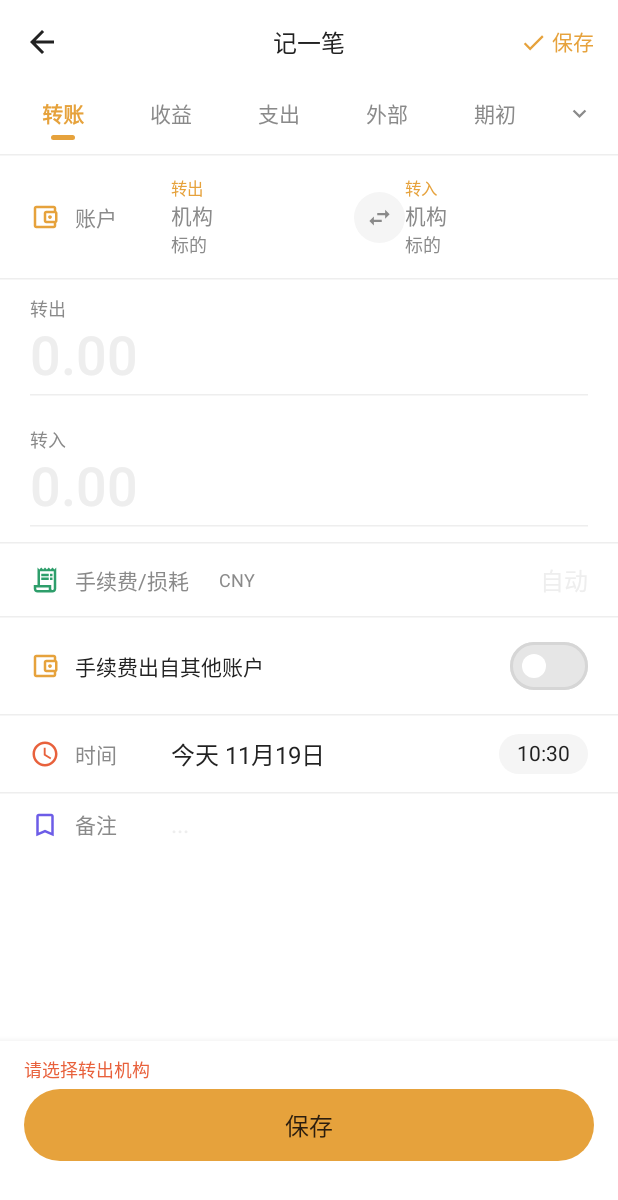
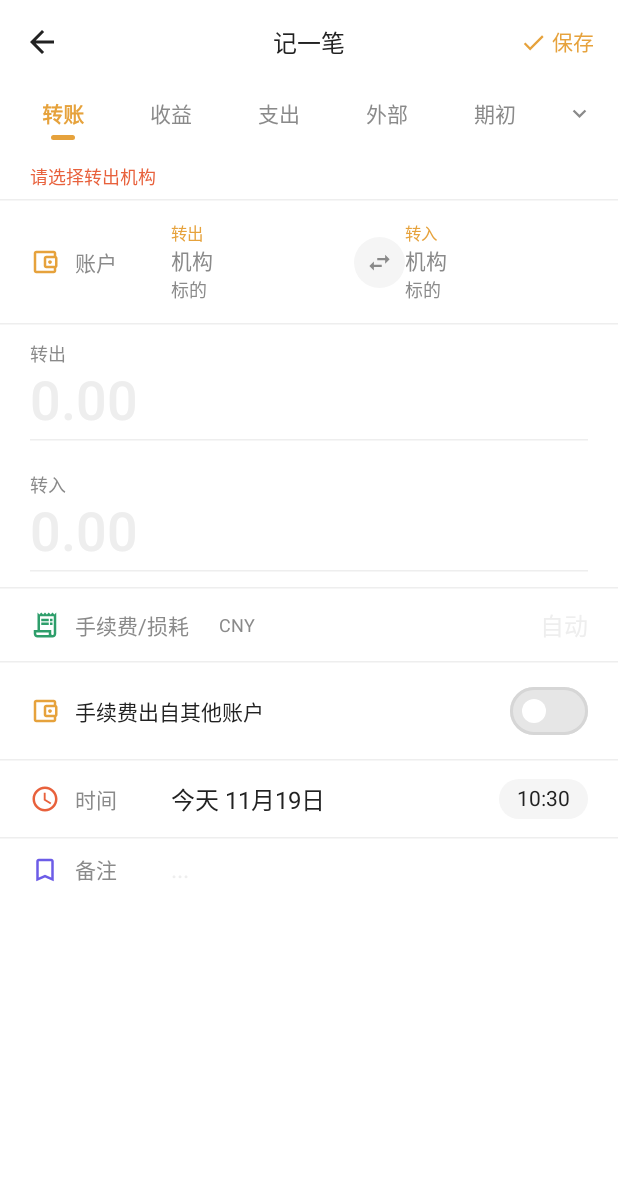
Before and after one commit to jimbozhang/folio-prism, an Android app built with Jetpack Compose: the composable EventEditorDialog called with empty values, after a tap on "保存", on a phone screen of 412 x 824 dp. Shown: the top 1200 px of the screen. Run offline under Robolectric (Android 15) with nearby library versions, the phone set to English and light mode, and no system bars; 1 statement that could not run was skipped.

Commit message:
Refactor EventEditorDialog: remove EditorSaveBar

```diff
--- a/app/src/main/java/com/jimbozhang/folioprism/ui/transactions/EventEditorDialog.kt
+++ b/app/src/main/java/com/jimbozhang/folioprism/ui/transactions/EventEditorDialog.kt
@@ -17,15 +17,12 @@ import androidx.compose.foundation.layout.size
 import androidx.compose.foundation.layout.width
 import androidx.compose.foundation.layout.windowInsetsPadding
 import androidx.compose.foundation.rememberScrollState
-import androidx.compose.foundation.shape.RoundedCornerShape
 import androidx.compose.foundation.verticalScroll
 import androidx.compose.material.icons.Icons
 import androidx.compose.material.icons.automirrored.filled.ArrowBack
 import androidx.compose.material.icons.outlined.Check
 import androidx.compose.material.icons.outlined.Delete
 import androidx.compose.material3.AlertDialog
-import androidx.compose.material3.Button
-import androidx.compose.material3.ButtonDefaults
 import androidx.compose.material3.HorizontalDivider
 import androidx.compose.material3.Icon
 import androidx.compose.material3.IconButton
@@ -343,11 +340,16 @@ fun EventEditorDialog(
                                     error = null
                                 },
                             )
+                            if (!error.isNullOrBlank()) {
+                                Text(
+                                    text = error ?: "",
+                                    style = MaterialTheme.typography.bodySmall,
+                                    color = FolioCoral,
+                                    modifier = Modifier.padding(horizontal = 20.dp, vertical = 6.dp),
+                                )
+                            }
                             HorizontalDivider(color = FolioDivider)
                         }
-                    },
-                    bottomBar = {
-                        EditorSaveBar(error = error, onSave = save)
                     },
                 ) { innerPadding ->
                     Column(
@@ -503,39 +505,6 @@ private fun EditorTopBar(
             style = MaterialTheme.typography.titleMedium,
             color = FolioInk,
         )
-    }
-}
-
-@Composable
-private fun EditorSaveBar(error: String?, onSave: () -> Unit) {
-    Surface(color = Color.White, shadowElevation = 8.dp) {
-        Column(
-            modifier = Modifier
-                .fillMaxWidth()
-                .padding(start = 16.dp, end = 16.dp, top = 10.dp, bottom = 50.dp),
-        ) {
-            if (!error.isNullOrBlank()) {
-                Text(
-                    text = error,
-                    style = MaterialTheme.typography.bodySmall,
-                    color = FolioCoral,
-                )
-                Spacer(modifier = Modifier.height(4.dp))
-            }
-            Button(
-                onClick = onSave,
-                modifier = Modifier
-                    .fillMaxWidth()
-                    .height(48.dp),
-                shape = RoundedCornerShape(24.dp),
-                colors = ButtonDefaults.buttonColors(
-                    containerColor = FolioGold,
-                    contentColor = Color(0xFF2B1D0E),
-                ),
-            ) {
-                Text("保存", style = MaterialTheme.typography.titleMedium)
-            }
-        }
     }
 }
 
```
Also changed, not shown: 1 other file.
